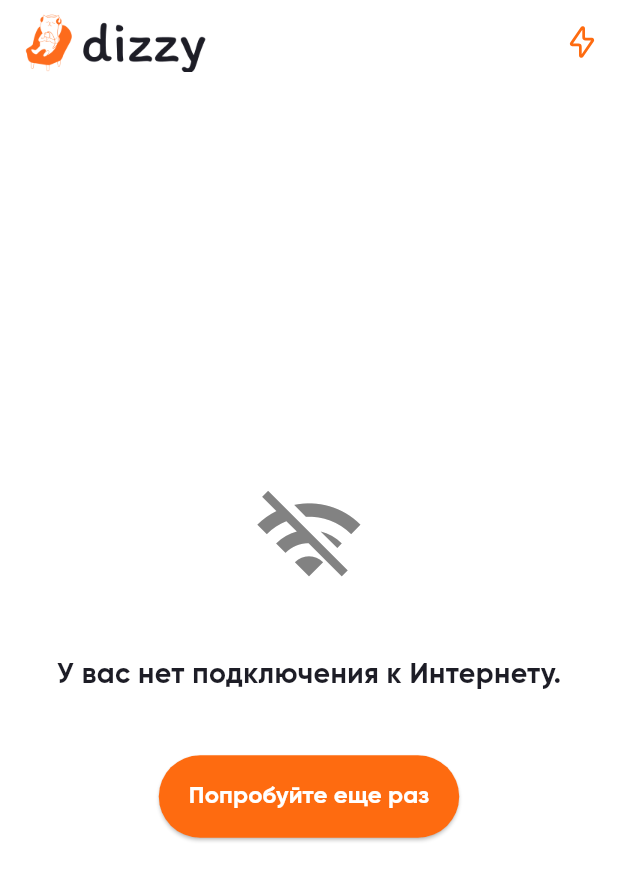
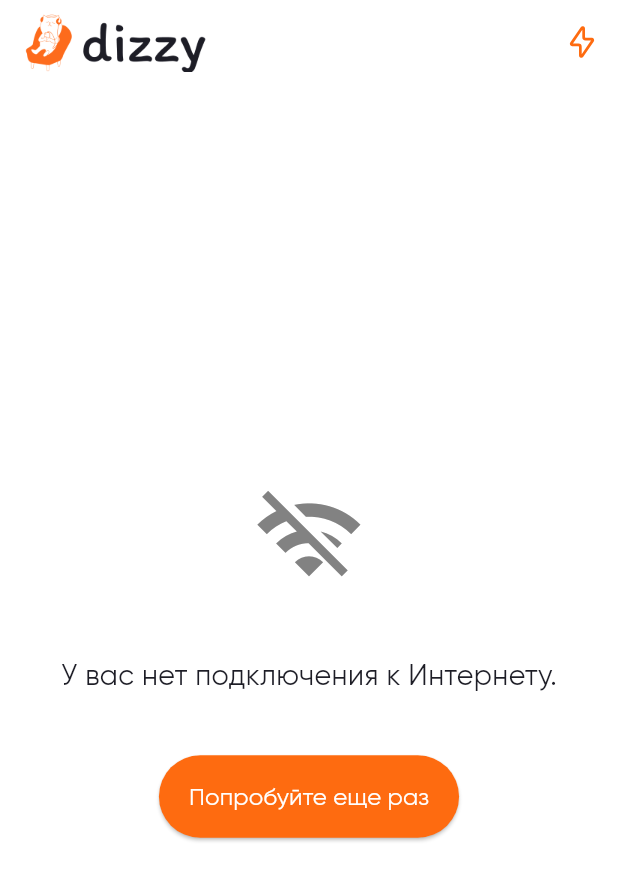
Before and after one commit to Petya2603/addPost, a Flutter app: the screen it shows after launch, on a phone screen of 412 x 824 dp. Shown: the top 881 px of the screen. Run offline on Flutter 3.47's test engine with Material 3 defaults, Android fonts, the phone set to English and light mode, and no system bars; our stand-ins replace audioplayers, cloud_firestore, dio, extended_image, firebase_core, flick_video_player and 5 more; missing offline and left inert: video_thumbnail; accounts and stored records are empty.

Commit message:
New Code

```diff
--- a/lib/Config/constants/widgets.dart
+++ b/lib/Config/constants/widgets.dart
@@ -1,15 +1,11 @@
-import 'package:addpost/Config/theme/theme.dart';
+import 'package:addpost/config/theme/theme.dart';
 import 'package:flutter/material.dart';
 
 dynamic spinKit() {
-  return CircularProgressIndicator(color: orange);
+  return Center(child: CircularProgressIndicator(color: orange));
 }
 
-dynamic buildTextFormField(
-    {required String labelText,
-    required String hintText,
-    int? maxLines,
-    required TextEditingController controller}) {
+dynamic buildTextFormField({required String labelText, required String hintText, int? maxLines, required TextEditingController controller}) {
   return TextFormField(
     controller: controller,
     decoration: InputDecoration(
@@ -20,3 +16,40 @@ dynamic buildTextFormField(
     maxLines: maxLines,
   );
 }
+
+Widget buildNoInternetWidget({required Function() onTap}) {
+  return Column(
+    mainAxisAlignment: MainAxisAlignment.center,
+    children: [
+      Center(
+        child: Column(
+          crossAxisAlignment: CrossAxisAlignment.center,
+          children: [
+            Icon(
+              Icons.wifi_off,
+              size: 75,
+              color: grey1,
+            ),
+            const SizedBox(height: 40),
+            Text(
+              'У вас нет подключения к Интернету.',
+              style: TextStyle(fontSize: 19, color: black2),
+            ),
+            const SizedBox(height: 40),
+            ElevatedButton(
+              onPressed: onTap,
+              style: ElevatedButton.styleFrom(
+                backgroundColor: orange,
+                padding: const EdgeInsets.symmetric(vertical: 16, horizontal: 20),
+              ),
+              child: Text(
+                'Попробуйте еще раз',
+                style: TextStyle(color: white, fontSize: 16),
+              ),
+            ),
+          ],
+        ),
+      ),
+    ],
+  );
+}
--- a/lib/Screens/category_screens/components/product_card_screen.dart
+++ b/lib/Screens/category_screens/components/product_card_screen.dart
@@ -1,4 +1,4 @@
-import 'package:addpost/Config/theme/theme.dart';
+import 'package:addpost/config/theme/theme.dart';
 import 'package:extended_image/extended_image.dart';
 import 'package:flutter/material.dart';
 import 'package:get/get.dart';
@@ -8,8 +8,7 @@ class ProductCardScreen extends StatelessWidget {
   final String imageUrl;
   @override
   Widget build(BuildContext context) {
-    return Scaffold(
-      body: Stack(
+    return Stack(
       children: [
         Center(
           child: InteractiveViewer(
@@ -36,7 +35,6 @@ class ProductCardScreen extends StatelessWidget {
           ),
         )
       ],
-      ),
     );
   }
 }
--- a/lib/Screens/home/homescreen.dart
+++ b/lib/Screens/home/homescreen.dart
@@ -1,10 +1,11 @@
 import 'dart:io';
-import 'package:addpost/Config/constants/constants.dart';
-import 'package:addpost/Config/constants/widgets.dart';
-import 'package:addpost/Config/theme/theme.dart';
-import 'package:addpost/Screens/bibleoteka_screen/bibleoteka_screen.dart';
+
 import 'package:addpost/Screens/category_screens/category_content.dart';
-import 'package:addpost/Screens/home/home_controller.dart';
+import 'package:addpost/config/constants/constants.dart';
+import 'package:addpost/config/constants/widgets.dart';
+import 'package:addpost/config/theme/theme.dart';
+import 'package:addpost/screens/bibleoteka_screen/bibleoteka_screen.dart';
+import 'package:addpost/screens/home/home_controller.dart';
 import 'package:cloud_firestore/cloud_firestore.dart';
 import 'package:flutter/material.dart';
 import 'package:flutter_svg/svg.dart';
@@ -23,8 +24,13 @@ class _HomeScreenState extends State<HomeScreen> with TickerProviderStateMixin {
   final HomeController homeController = Get.put(HomeController());
 
   Future<int> _initializeCategoryCount() async {
-    final querySnapshot = await firestore.collection('Category').get();
-    return querySnapshot.docs.length;
+    try {
+      final querySnapshot = await firestore.collection('Category').get();
+      return querySnapshot.docs.length;
+    } catch (error) {
+      print('Error initializing category count: $error');
+      rethrow;
+    }
   }
 
   @override
@@ -59,31 +65,14 @@ class _HomeScreenState extends State<HomeScreen> with TickerProviderStateMixin {
   @override
   Widget build(BuildContext context) {
     return Scaffold(
-      appBar: AppBar(
-        title: Image.asset(
-          logoadmin,
-          height: 40,
-          width: 130,
-        ),
-        actions: [
-          IconButton(
-            onPressed: () {
-              Get.to(const BibliotekaScreen());
-            },
-            icon: SvgPicture.asset(
-              logo,
-              colorFilter: ColorFilter.mode(orange, BlendMode.srcIn),
-            ),
-          ),
-        ],
-      ),
+      appBar: _buildAppBar(),
       body: FutureBuilder<int>(
         future: _initializeCategoryCount(),
         builder: (context, snapshot) {
           if (snapshot.hasError) {
             return const Center(child: Text("Error loading categories"));
           } else if (!snapshot.hasData) {
-            return Center(child: spinKit());
+            return spinKit();
           }
 
           final categoryCount = snapshot.data!;
@@ -91,52 +80,25 @@ class _HomeScreenState extends State<HomeScreen> with TickerProviderStateMixin {
 
           return Obx(() {
             if (homeController.isConnected.value) {
-              return FutureBuilder(
+              return FutureBuilder<QuerySnapshot<Map<String, dynamic>>>(
                 future: firestore.collection('Category').get(),
                 builder: (context, snapshot) {
                   if (snapshot.hasError) {
-                    return const Center(
-                        child: Text("Error loading categories"));
-                  } else if (snapshot.connectionState ==
-                      ConnectionState.waiting) {
-                    return Center(child: spinKit());
+                    return const Center(child: Text("Error loading categories"));
+                  } else if (snapshot.connectionState == ConnectionState.waiting) {
+                    return spinKit();
                   }
 
-                  final category = snapshot.data?.docs ?? [];
+                  final categoryDocs = snapshot.data?.docs ?? [];
                   return Column(
                     children: [
-                      TabBar(
-                        onTap: (index) {
-                          homeController.changeTab(index);
-                        },
-                        isScrollable: true,
-                        dividerColor: white,
-                        controller: tabController,
-                        unselectedLabelStyle: const TextStyle(
-                          fontWeight: FontWeight.bold,
-                          fontSize: 16,
-                        ),
-                        labelStyle: TextStyle(
-                          color: white,
-                          fontSize: 16,
-                        ),
-                        indicator: BoxDecoration(
-                          borderRadius: BorderRadius.circular(25),
-                          color: black2,
-                        ),
-                        tabs: category.map((doc) {
-                          return Padding(
-                            padding: const EdgeInsets.symmetric(horizontal: 15),
-                            child: Tab(text: doc['name']),
-                          );
-                        }).toList(),
-                      ),
+                      _buildTabBar(categoryDocs),
                       const SizedBox(height: 10),
                       Expanded(
                         child: Obx(
                           () => IndexedStack(
                             index: homeController.tabIndex.value,
-                            children: category.map((doc) {
+                            children: categoryDocs.map((doc) {
                               return CategoryContent(
                                 categoryname: doc['name'],
                               );
@@ -149,7 +111,7 @@ class _HomeScreenState extends State<HomeScreen> with TickerProviderStateMixin {
                 },
               );
             } else {
-              return _buildNoInternetWidget();
+              return buildNoInternetWidget(onTap: retryConnection);
             }
           });
         },
@@ -157,41 +119,55 @@ class _HomeScreenState extends State<HomeScreen> with TickerProviderStateMixin {
     );
   }
 
-  Widget _buildNoInternetWidget() {
-    return Column(
-      mainAxisAlignment: MainAxisAlignment.center,
-      children: [
-        Center(
-          child: Column(
-            crossAxisAlignment: CrossAxisAlignment.center,
-            children: [
-              Icon(
-                Icons.wifi_off,
-                size: 75,
-                color: grey1,
-              ),
-              const SizedBox(height: 40),
-              Text(
-                'У вас нет подключения к Интернету.',
-                style: TextStyle(fontSize: 19, color: black2),
-              ),
-              const SizedBox(height: 40),
-              ElevatedButton(
-                onPressed: retryConnection,
-                style: ElevatedButton.styleFrom(
-                  backgroundColor: orange,
-                  padding:
-                      const EdgeInsets.symmetric(vertical: 16, horizontal: 20),
-                ),
-                child: Text(
-                  'Попробуйте еще раз',
-                  style: TextStyle(color: white, fontSize: 16),
-                ),
-              ),
-            ],
+  AppBar _buildAppBar() {
+    return AppBar(
+      title: Image.asset(
+        logoadmin,
+        height: 40,
+        width: 130,
+      ),
+      scrolledUnderElevation: 0.0,
+      actions: [
+        IconButton(
+          onPressed: () {
+            Get.to(const BibliotekaScreen());
+          },
+          icon: SvgPicture.asset(
+            logo,
+            colorFilter: ColorFilter.mode(orange, BlendMode.srcIn),
           ),
         ),
       ],
     );
   }
+
+  Widget _buildTabBar(List<QueryDocumentSnapshot<Map<String, dynamic>>> categoryDocs) {
+    return TabBar(
+      onTap: (index) {
+        homeController.changeTab(index);
+      },
+      isScrollable: true,
+      dividerColor: white,
+      tabAlignment: TabAlignment.start,
+      padding: EdgeInsets.zero,
+      controller: tabController,
+      overlayColor: WidgetStateProperty.all(Colors.transparent),
+      unselectedLabelStyle: const TextStyle(fontSize: 16, fontFamily: gilroyRegular),
+      labelStyle: TextStyle(
+        color: white,
+        fontFamily: gilroyBold,
+        fontSize: 16,
+      ),
+      indicator: BoxDecoration(
+        borderRadius: BorderRadius.circular(25),
+        color: black2,
+      ),
+      tabs: categoryDocs.map((doc) {
+        return Padding(
+          padding: const EdgeInsets.symmetric(horizontal: 15),
+          child: Tab(text: doc['name']),
+        );
+      }).toList(),
+    );
+  }
 }
--- a/lib/main.dart
+++ b/lib/main.dart
@@ -1,5 +1,6 @@
-import 'package:addpost/Config/theme/theme.dart';
-import 'package:addpost/Screens/home/homescreen.dart';
+import 'package:addpost/Config/constants/constants.dart';
+import 'package:addpost/config/theme/theme.dart';
+import 'package:addpost/screens/home/homescreen.dart';
 import 'package:firebase_core/firebase_core.dart';
 import 'package:flutter/material.dart';
 import 'package:get/get.dart';
@@ -23,7 +24,7 @@ class MyApp extends StatelessWidget {
       theme: ThemeData(
         scaffoldBackgroundColor: white,
         primaryColor: orange,
-        fontFamily: "Gilroy",
+        fontFamily: gilroyRegular,
         appBarTheme: AppBarTheme(
           backgroundColor: white,
         ),
```
Also changed, not shown: lib/Config/cards/banner_cards.dart (added, +55 -0 lines), lib/Config/constants/constants.dart (+14 -0 lines), lib/Screens/bibleoteka_screen/Components/download_audi.dart (+13 -28 lines), lib/Screens/bibleoteka_screen/Components/download_video.dart (+7 -9 lines), lib/Screens/bibleoteka_screen/bibleoteka_screen.dart (+18 -27 lines), lib/Screens/bibleoteka_screen/contactus_screens.dart (+5 -11 lines), lib/Screens/category_screens/category_content.dart (+18 -45 lines), lib/Screens/category_screens/components/audio_player_card.dart (+17 -37 lines), lib/Screens/category_screens/components/product_Card.dart (+5 -9 lines), lib/Screens/category_screens/components/video_player_card.dart (+15 -16 lines), pubspec.yaml (+12 -14 lines), assets/font/Gilroy-Bold.ttf, assets/font/Gilroy-Medium.ttf (added), assets/font/Gilroy-Regular.ttf (added), 2 more files, 1 other file. Lines whose indentation alone changed are shown as unchanged.
